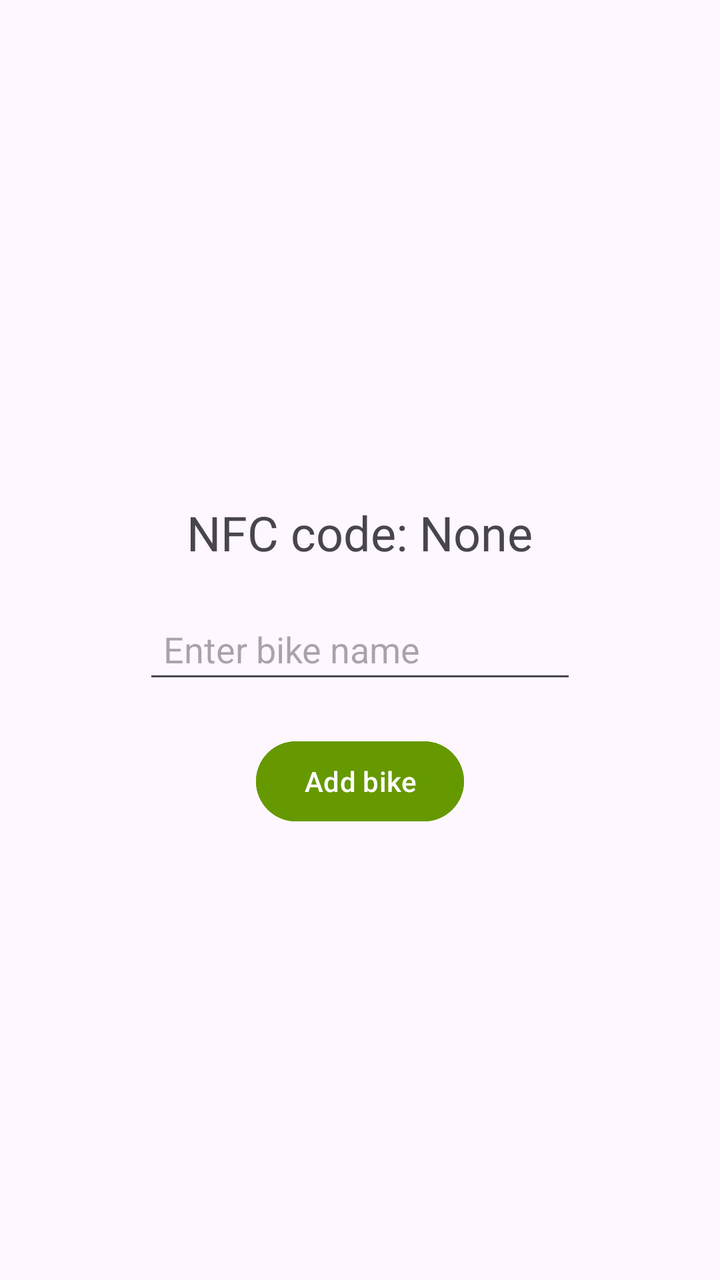
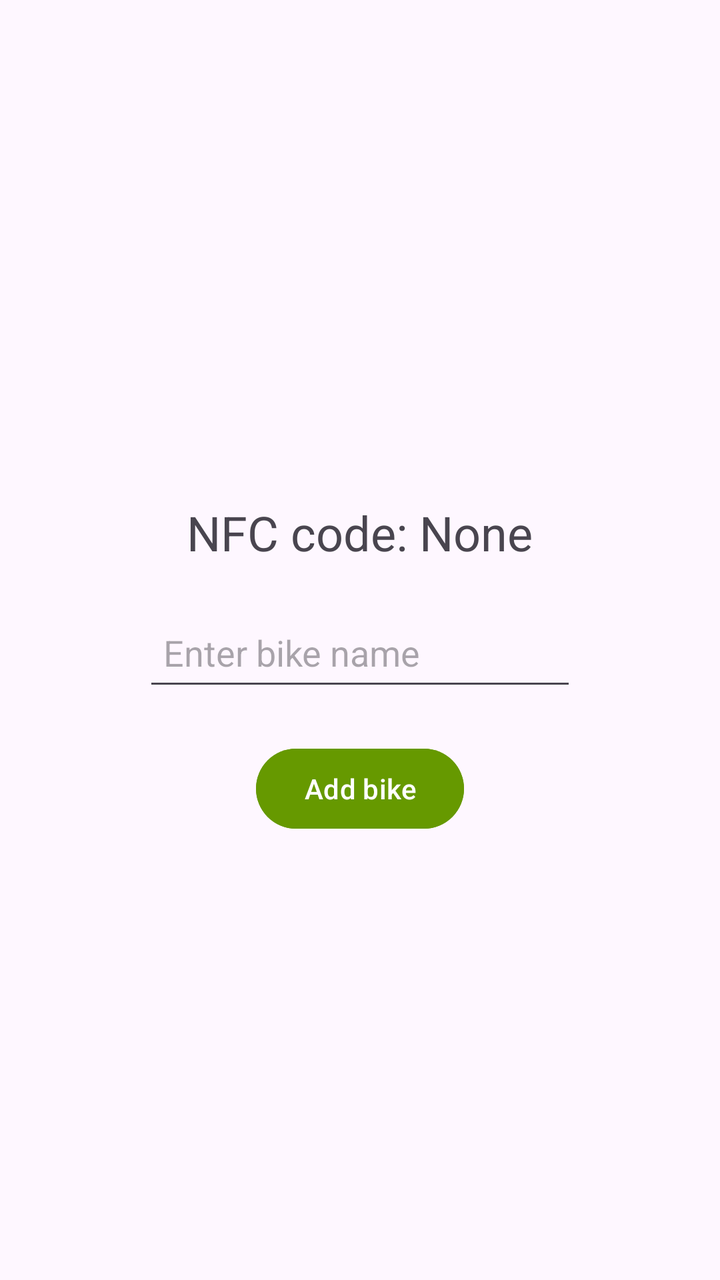

Compare the two renders of this Android layout. The source of the first and the diff that turns it into the second are given below.
<!-- AndroidManifest.xml: application theme Theme.NFCReader -->
<!-- res/layout/activity_add_bike.xml -->
<ScrollView
    xmlns:android="http://schemas.android.com/apk/res/android"
    android:layout_width="match_parent"
    android:layout_height="match_parent">

    <RelativeLayout
        android:layout_width="match_parent"
        android:layout_height="wrap_content">

        <TextView
            android:id="@+id/nfcTextView"
            android:layout_width="wrap_content"
            android:layout_height="wrap_content"
            android:text="NFC code: None"
            android:textSize="24sp"
            android:layout_marginTop="250dp"
            android:layout_centerHorizontal="true" />

        <EditText
            android:id="@+id/bikeNameEditText"
            android:layout_width="650px"
            android:layout_centerHorizontal="true"
            android:layout_height="wrap_content"
            android:hint="Enter bike name"
            android:layout_below="@id/nfcTextView"
            android:layout_marginTop="20dp"
            android:padding="10dp"
            android:textSize="18sp" />

        <Button
            android:id="@+id/addButton"
            android:layout_width="wrap_content"
            android:layout_height="wrap_content"
            android:text="Add bike"
            android:layout_below="@id/bikeNameEditText"
            android:layout_marginTop="20dp"
            android:layout_centerHorizontal="true"
            android:textColor="@android:color/white"
            android:backgroundTint="@android:color/holo_green_dark"/>

    </RelativeLayout>
</ScrollView>
<!-- resources referenced by this layout -->
<resources>
  <style name="Theme.NFCReader" parent="Base.Theme.NFCReader" />
  <style name="Base.Theme.NFCReader" parent="Theme.Material3.DayNight.NoActionBar">
          
          
      </style>
</resources>

<!-- the commit's change to res/layout/activity_add_bike.xml (unified diff, before → after) -->
@@ -19,11 +19,12 @@
         <EditText
             android:id="@+id/bikeNameEditText"
             android:layout_width="650px"
+            android:layout_height="wrap_content"
+            android:layout_below="@id/nfcTextView"
             android:layout_centerHorizontal="true"
-            android:layout_height="wrap_content"
+            android:layout_marginTop="20dp"
             android:hint="Enter bike name"
-            android:layout_below="@id/nfcTextView"
-            android:layout_marginTop="20dp"
+            android:minHeight="48dp"
             android:padding="10dp"
             android:textSize="18sp" />
 
